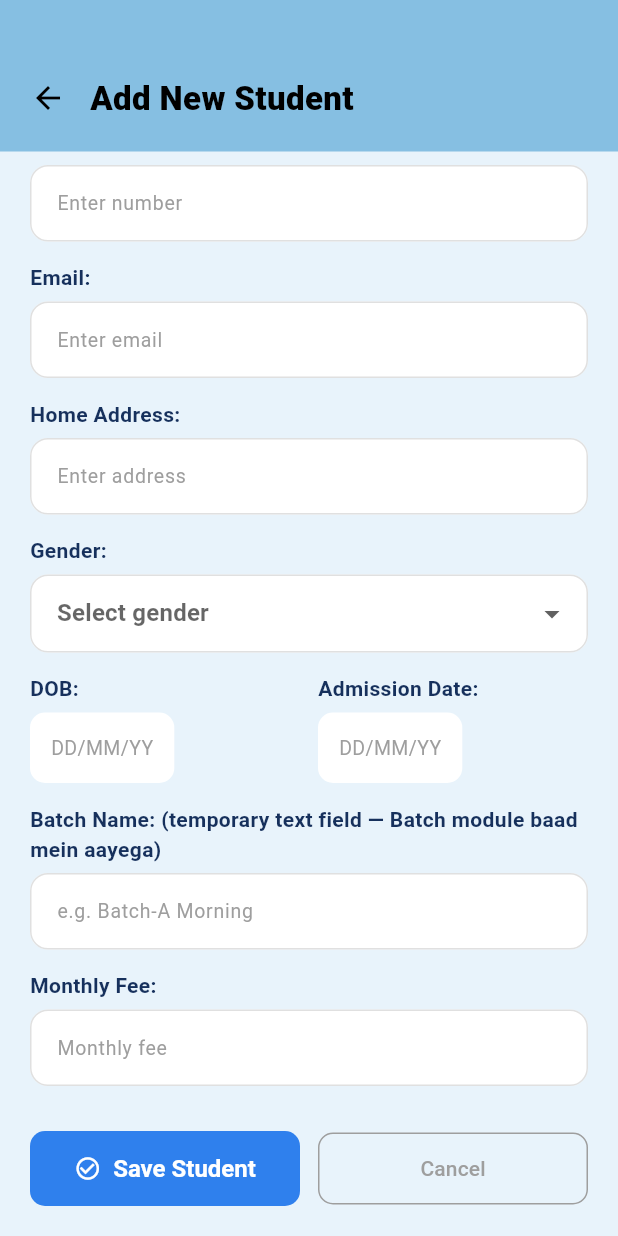
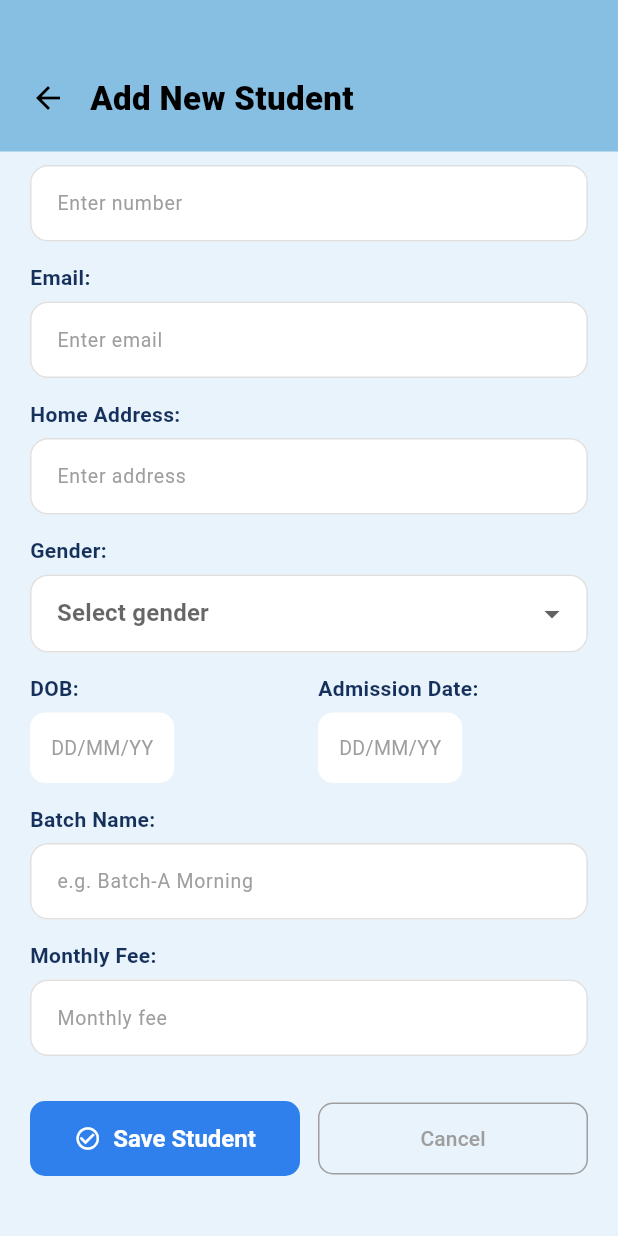
Before and after one commit to Amansarfraz/coaching_center_manager, a Flutter app: the StudentAddScreen screen opened directly, scrolled down 353 dp, on a phone screen of 412 x 824 dp. Run offline on Flutter 3.47's test engine with Material 3 defaults, Android fonts, the phone set to English and light mode, and no system bars; our stand-ins replace dio, image_picker, shared_preferences; accounts and stored records are empty.

Commit message:
Initial commit

```diff
--- a/coaching_center_manager/lib/screens/student/student_add_screen.dart
+++ b/coaching_center_manager/lib/screens/student/student_add_screen.dart
@@ -23,8 +23,7 @@ class _StudentAddScreenState extends State<StudentAddScreen> {
   final _emailController = TextEditingController();
   final _addressController = TextEditingController();
   final _monthlyFeeController = TextEditingController();
-  final _batchNameController =
-      TextEditingController(); // TEMPORARY - Batch module ban jaye to hata dena
+  final _batchNameController = TextEditingController();
 
   String? _selectedGender;
   DateTime? _dob;
@@ -38,7 +37,6 @@ class _StudentAddScreenState extends State<StudentAddScreen> {
   @override
   void initState() {
     super.initState();
-
     if (_isEditMode) {
       final s = widget.studentToEdit!;
       _fullNameController.text = s.fullName;
@@ -200,44 +198,6 @@ class _StudentAddScreenState extends State<StudentAddScreen> {
       backgroundColor: const Color(0xFFE8F3FB),
       body: Column(
         children: [
-          // Header
-          // Container(
-          //   width: double.infinity,
-          //   padding: const EdgeInsets.fromLTRB(20, 50, 20, 20),
-          //   decoration: const BoxDecoration(
-          //     color: Color(0xFF86BFE2),
-          //     borderRadius: BorderRadius.only(
-          //       bottomLeft: Radius.circular(28),
-          //       bottomRight: Radius.circular(28),
-          //     ),
-          //   ),
-          //   child: Row(
-          //     children: [
-          //       InkWell(
-          //         onTap: () => Navigator.pop(context),
-          //         borderRadius: BorderRadius.circular(30),
-          //         child: const CircleAvatar(
-          //           radius: 18,
-          //           backgroundColor: Colors.white,
-          //           child: Icon(
-          //             Icons.arrow_back,
-          //             color: Colors.black,
-          //             size: 18,
-          //           ),
-          //         ),
-          //       ),
-          //       const SizedBox(width: 14),
-          //       Text(
-          //         _isEditMode ? 'Edit Student' : 'Add New Student',
-          //         style: const TextStyle(
-          //           fontWeight: FontWeight.w800,
-          //           fontSize: 20,
-          //           color: Colors.black,
-          //         ),
-          //       ),
-          //     ],
-          //   ),
-          // ),
           Container(
             width: double.infinity,
             padding: const EdgeInsets.fromLTRB(20, 50, 20, 20),
@@ -273,7 +233,6 @@ class _StudentAddScreenState extends State<StudentAddScreen> {
                 child: Column(
                   crossAxisAlignment: CrossAxisAlignment.start,
                   children: [
-                    // Profile Photo Picker
                     Center(
                       child: GestureDetector(
                         onTap: _pickImage,
@@ -450,9 +409,7 @@ class _StudentAddScreenState extends State<StudentAddScreen> {
                       ],
                     ),
 
-                    _label(
-                      'Batch Name: (temporary text field — Batch module baad mein aayega)',
-                    ),
+                    _label('Batch Name:'),
                     TextFormField(
                       controller: _batchNameController,
                       decoration: _fieldDecoration('e.g. Batch-A Morning'),
--- a/coaching_center_manager/lib/screens/student/student_list_screen.dart
+++ b/coaching_center_manager/lib/screens/student/student_list_screen.dart
@@ -51,7 +51,6 @@ class _StudentListScreenState extends State<StudentListScreen> {
       backgroundColor: const Color(0xFFE8F3FB),
       body: Column(
         children: [
-          // Header — plain rectangle, same style as Details screen
           Container(
             width: double.infinity,
             padding: const EdgeInsets.fromLTRB(20, 50, 20, 20),
@@ -79,7 +78,6 @@ class _StudentListScreenState extends State<StudentListScreen> {
             ),
           ),
 
-          // Search bar
           Padding(
             padding: const EdgeInsets.all(16),
             child: Container(
@@ -108,7 +106,6 @@ class _StudentListScreenState extends State<StudentListScreen> {
             ),
           ),
 
-          // List
           Expanded(
             child: studentProvider.isLoading
                 ? const Center(child: CircularProgressIndicator())
```
Also changed, not shown: coaching_center_manager/lib/screens/student/student_details_screen.dart (+3 -9 lines).
